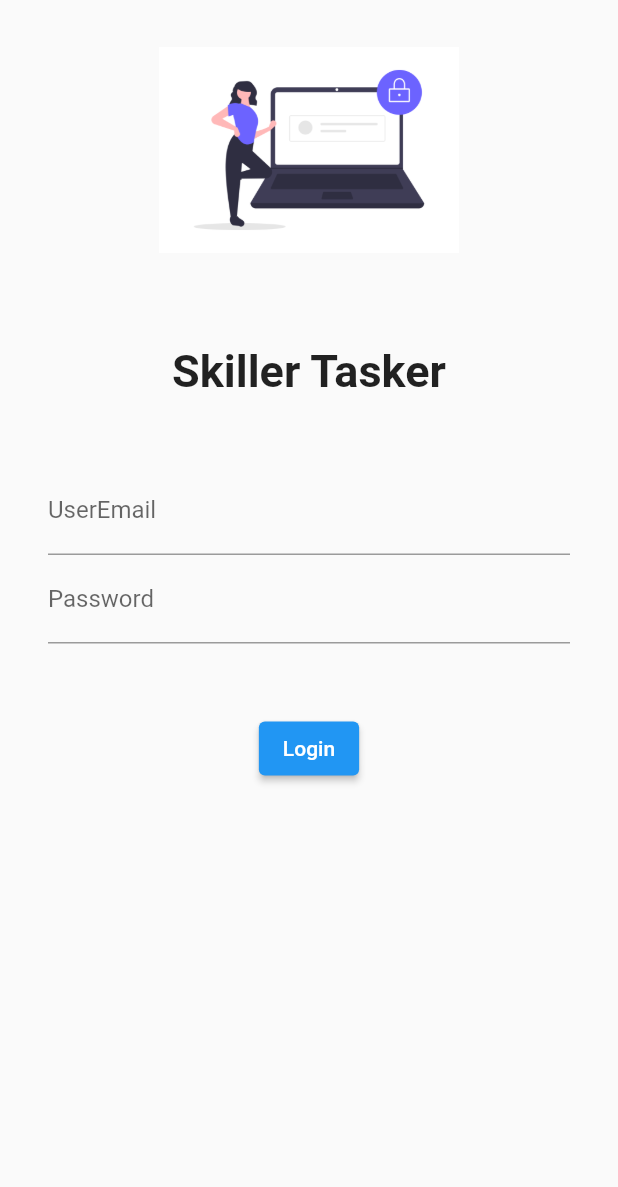
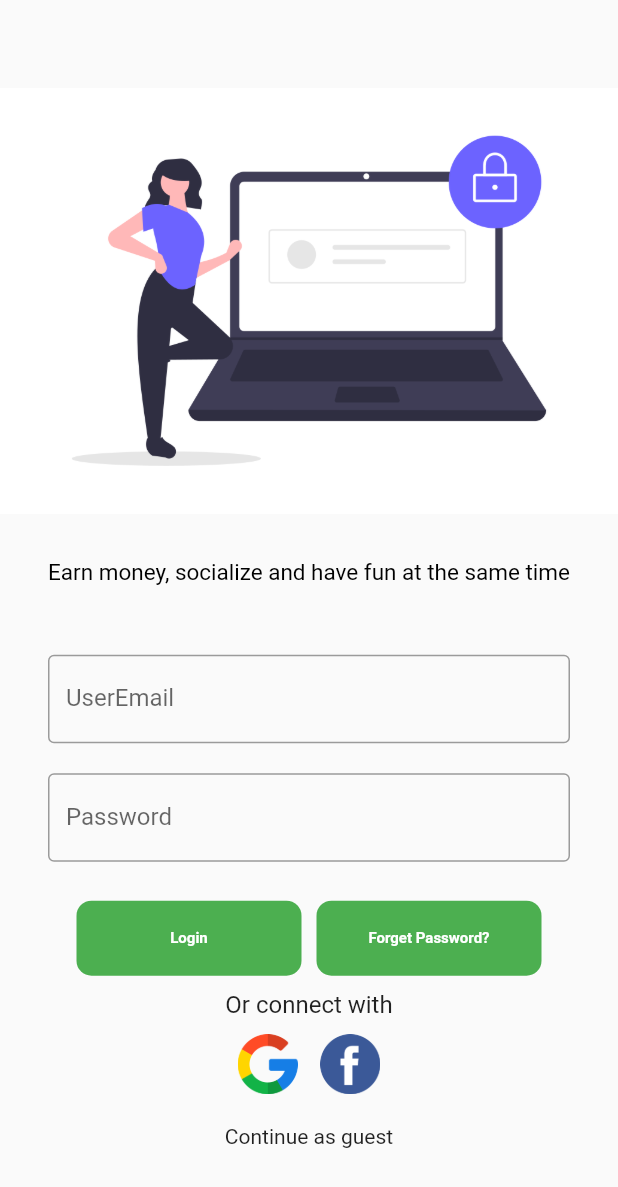
Before and after one commit to sachin53110/food_app_demo, a Flutter app: the screen it shows after launch, on a phone screen of 412 x 824 dp. Shown: the top 1187 px of the screen. Run offline on Flutter 3.47's test engine with Material 2 defaults, Android fonts, the light colour scheme and no system bars.

Commit message:
Create Drwaer Page

```diff
--- a/lib/main.dart
+++ b/lib/main.dart
@@ -1,5 +1,6 @@
 import 'package:flutter/material.dart';
 import 'package:food_app_demo/pages/login_page.dart';
+import 'package:food_app_demo/route/routes.dart';
 
 import 'pages/home_page.dart';
 
@@ -12,11 +13,12 @@ class MyApp extends StatelessWidget {
   Widget build(BuildContext context) {
     return MaterialApp(
         themeMode: ThemeMode.system,
-        darkTheme: ThemeData(brightness: Brightness.dark),
+        darkTheme: ThemeData(
+            brightness: Brightness.dark, primaryColor: Colors.green[400]),
         routes: {
           "/": (context) => LoginPage(),
-          "/home": (context) => HomePage(),
-          "/login": (context) => LoginPage()
+          MyRoutes.HomeRout: (context) => HomePage(),
+          MyRoutes.LoginRout: (context) => LoginPage()
         });
   }
 }
--- a/lib/pages/login_page.dart
+++ b/lib/pages/login_page.dart
@@ -1,45 +1,179 @@
 import 'package:flutter/material.dart';
+import 'package:food_app_demo/route/routes.dart';
 
-class LoginPage extends StatelessWidget {
+class LoginPage extends StatefulWidget {
+  @override
+  State<LoginPage> createState() => _LoginPageState();
+}
+
+class _LoginPageState extends State<LoginPage> {
+  final _formkey = GlobalKey<FormState>();
+
+  moveToHome(BuildContext context) async {
+    if (_formkey.currentState!.validate()) {
+      setState(() {
+        Navigator.pushNamed(context, MyRoutes.HomeRout);
+      });
+    }
+  }
+
   @override
   Widget build(BuildContext context) {
-    return Material(
+    return Scaffold(
+        body: Center(
+      child: Form(
+        child: SingleChildScrollView(
           child: Column(
+            mainAxisAlignment: MainAxisAlignment.spaceEvenly,
             children: [
               Image.asset(
                 "assets/images/login_image.png",
-          height: 200,
-          width: 200,
+                fit: BoxFit.cover,
               ),
+              Column(
+                children: [
                   const SizedBox(height: 30.0),
                   const Text(
-          "Skiller Tasker",
-          style: TextStyle(fontSize: 30, fontWeight: FontWeight.bold),
+                    "Earn money, socialize and have fun at the same time",
+                    style: TextStyle(fontSize: 15, color: Colors.black),
                   ),
                   const SizedBox(height: 30.0),
                   Padding(
-          padding: const EdgeInsets.symmetric(vertical: 16, horizontal: 32),
+                    padding: const EdgeInsets.symmetric(
+                        vertical: 16, horizontal: 32),
                     child: Column(
                       children: [
                         TextFormField(
                           decoration: const InputDecoration(
-                    hintText: "Enter Email", labelText: "UserEmail"),
+                            hintText: "Enter Email",
+                            labelText: "UserEmail",
+                            focusColor: Colors.green,
+                            focusedBorder: OutlineInputBorder(
+                                borderSide: BorderSide(color: Colors.green)),
+                            border: OutlineInputBorder(),
+                          ),
+                          validator: (value) {
+                            if (value!.isEmpty) {
+                              return "UserName can not be null";
+                            } else {
+                              return null;
+                            }
+                          },
+                        ),
+                        const SizedBox(
+                          height: 20,
                         ),
                         TextFormField(
                           obscureText: true,
                           decoration: const InputDecoration(
-                    hintText: "Enter Password", labelText: "Password"),
+                              hintText: "Enter Password",
+                              labelText: "Password",
+                              border: OutlineInputBorder()),
+                          validator: (value) {
+                            if (value!.isEmpty) {
+                              return "Password cannot be empty";
+                            } else if (value.length < 6) {
+                              return "Password length should be atleast 6";
+                            }
+
+                            return null;
+                          },
                         )
                       ],
                     ),
                   ),
-        SizedBox(height: 30),
-        ElevatedButton(
-          onPressed: () {},
-          child: Text("Login"),
-          style: TextButton.styleFrom(),
+                  const SizedBox(height: 10),
+                  Row(
+                    mainAxisAlignment: MainAxisAlignment.center,
+                    children: [
+                      InkWell(
+                        onTap: () => moveToHome(context),
+                        child: AnimatedContainer(
+                          duration: const Duration(seconds: 2),
+                          width: 150,
+                          height: 50,
+                          alignment: Alignment.center,
+                          child: const Text(
+                            "Login",
+                            style: TextStyle(
+                                color: Colors.white,
+                                fontSize: 10,
+                                fontWeight: FontWeight.bold),
+                          ),
+                          decoration: BoxDecoration(
+                              color: Colors.green,
+                              borderRadius: BorderRadius.circular(10)),
+                        ),
+                      ),
+
+                      const SizedBox(
+                        width: 10,
+                      ),
+                      // ElevatedButton(
+                      //   onPressed: () {},
+                      //   child: const Text("Forget Password?"),
+                      //   style: TextButton.styleFrom(
+                      //       maximumSize: const Size(180, 40),
+                      //       backgroundColor: Colors.grey),
+                      // ),
+                      InkWell(
+                        onTap: () {
+                          Navigator.pushNamed(context, MyRoutes.HomeRout);
+                        },
+                        child: Container(
+                          width: 150,
+                          height: 50,
+                          alignment: Alignment.center,
+                          child: const Text(
+                            "Forget Password?",
+                            style: TextStyle(
+                                color: Colors.white,
+                                fontSize: 10,
+                                fontWeight: FontWeight.bold),
+                          ),
+                          decoration: BoxDecoration(
+                              color: Colors.green,
+                              borderRadius: BorderRadius.circular(10)),
+                        ),
+                      ),
+                    ],
+                  ),
+                  const SizedBox(
+                    height: 10,
+                  ),
+                  const Text(
+                    "Or connect with",
+                    style: TextStyle(fontSize: 16),
+                  ),
+                  const SizedBox(
+                    height: 10,
+                  ),
+                  Center(
+                    child: Row(
+                      mainAxisAlignment: MainAxisAlignment.center,
+                      children: [
+                        Image.asset(
+                          "assets/images/googleIcon.png",
+                          height: 40,
+                          width: 40,
+                        ),
+                        const SizedBox(width: 15),
+                        Image.asset(
+                          "assets/images/facebook.png",
+                          height: 40,
+                          width: 40,
                         )
                       ],
+                    ),
+                  ),
+                  const SizedBox(height: 20),
+                  const Text("Continue as guest"),
+                ],
+              )
+            ],
+          ),
+        ),
+      ),
     ));
   }
 }
--- /dev/null
+++ b/lib/route/routes.dart
@@ -0,0 +1,4 @@
+class MyRoutes {
+  static String LoginRout = "/login";
+  static String HomeRout = "/home";
+}
```
Also changed, not shown: lib/pages/home_page.dart (+8 -4 lines), lib/widgets/drawer.dart (added, +118 -0 lines), assets/images/facebook.png (added), assets/images/googleIcon.png (added). Lines whose indentation alone changed are shown as unchanged.
